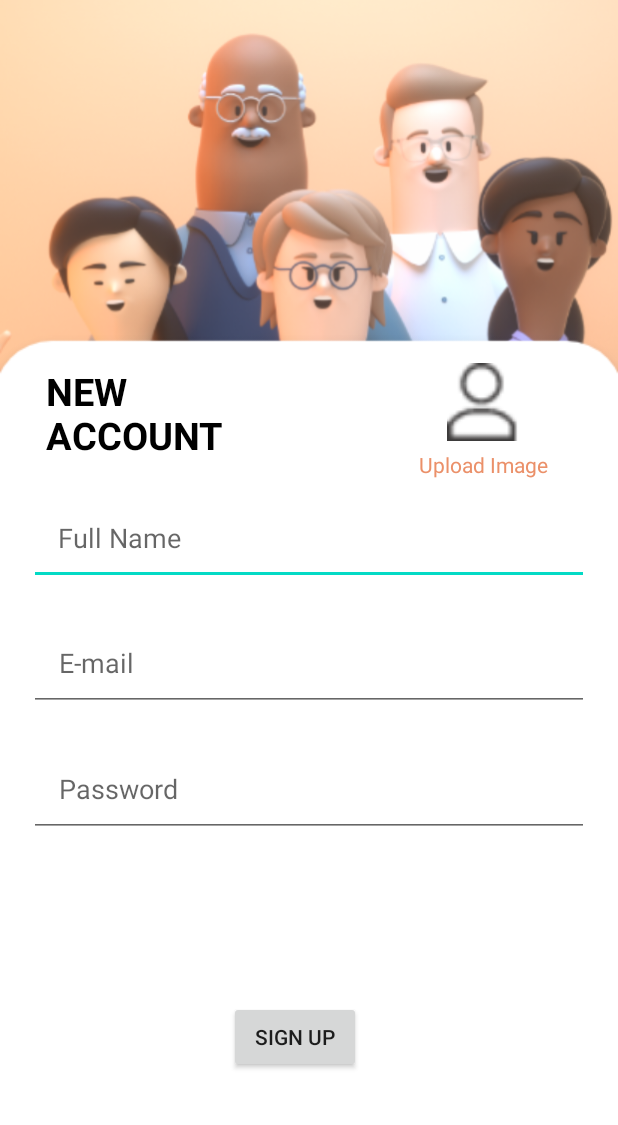
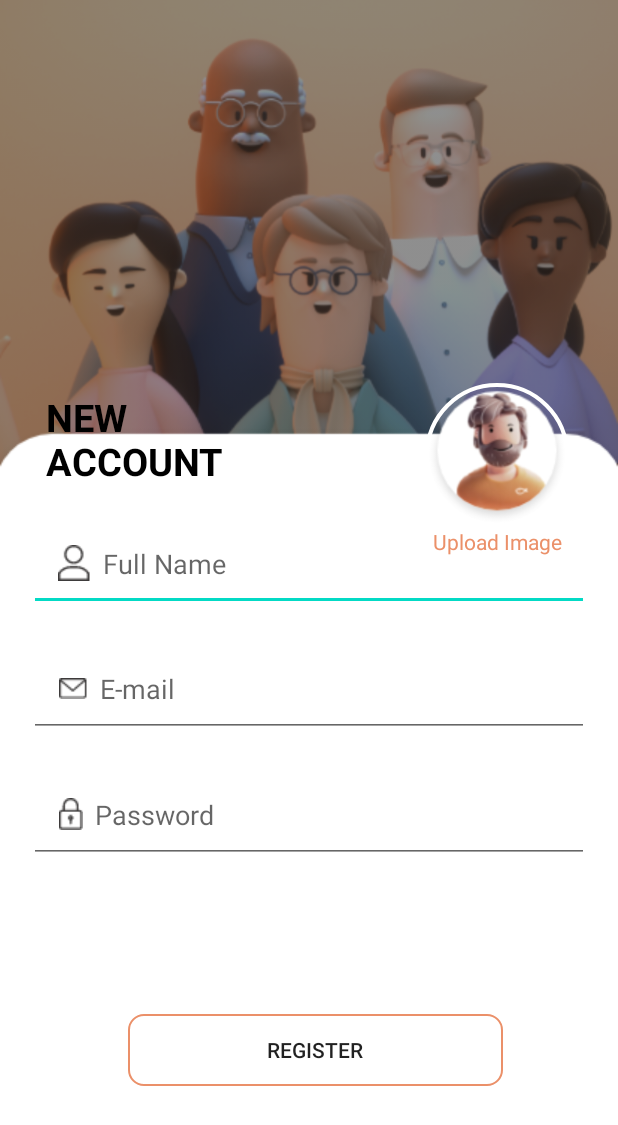
Before and after one commit to nawresfatma/authenticationFatma, an Android app: the MainActivity screen opened directly, with no data from a screen before it, on a phone screen of 412 x 824 dp. Shown: the top 1125 px of the screen. Run offline under Robolectric (Android 15) with nearby library versions, the phone set to English and light mode, and no system bars; our stand-ins replace CircleImageView, Firebase (no records; nobody signed in at launch, a user with empty details on screens opened directly); 1 statement that could not run was skipped.

Commit message:
final commits

```diff
--- a/app/build.gradle
+++ b/app/build.gradle
@@ -34,6 +34,7 @@ dependencies {
     implementation 'com.facebook.android:facebook-android-sdk:[5,6)'
     implementation 'com.google.firebase:firebase-storage:16.0.4'
     implementation 'com.google.android.material:material:1.2.1'
+    implementation 'de.hdodenhof:circleimageview:3.1.0'
     testImplementation 'junit:junit:4.12'
     androidTestImplementation 'androidx.test.ext:junit:1.1.2'
     androidTestImplementation 'androidx.test.espresso:espresso-core:3.3.0'
--- a/app/src/main/java/com/example/authenticationfatma/MainActivity.java
+++ b/app/src/main/java/com/example/authenticationfatma/MainActivity.java
@@ -171,7 +171,7 @@ public class MainActivity extends AppCompatActivity {
 
         }
     }
-   /*haja*/
+
     private void uploadPicture() {
          final ProgressDialog pd = new ProgressDialog(this);
          pd.setTitle("Uploading..");
@@ -183,7 +183,7 @@ public class MainActivity extends AppCompatActivity {
                 .addOnSuccessListener(new OnSuccessListener<UploadTask.TaskSnapshot>() {
                     @Override
                     public void onSuccess(UploadTask.TaskSnapshot taskSnapshot) {
-                        pd.dismiss();
+                        //pd.dismiss();
                    Snackbar.make(findViewById(android.R.id.content),"Image Uploaded.", Snackbar.LENGTH_LONG).show();
 
                     }
--- /dev/null
+++ b/app/src/main/res/drawable/but_login.xml
@@ -0,0 +1,6 @@
+<?xml version="1.0" encoding="utf-8"?>
+<shape xmlns:android="http://schemas.android.com/apk/res/android" android:shape="rectangle">
+    <stroke android:color="#000" android:width="1dp"/>
+    <corners android:radius="10dp"/>
+
+</shape>
--- /dev/null
+++ b/app/src/main/res/drawable/custom_but.xml
@@ -0,0 +1,7 @@
+<?xml version="1.0" encoding="utf-8"?>
+
+<shape xmlns:android="http://schemas.android.com/apk/res/android" android:shape="rectangle">
+<stroke android:color="#EB9069" android:width="1dp"/>
+    <corners android:radius="10dp"/>
+
+</shape>
--- a/app/src/main/res/layout/activity_login.xml
+++ b/app/src/main/res/layout/activity_login.xml
@@ -26,10 +26,11 @@
 
         android:layout_width="0dp"
         android:layout_height="675dp"
+        android:src="@drawable/rectangle"
         app:layout_constraintEnd_toEndOf="parent"
+        app:layout_constraintHorizontal_bias="0.0"
         app:layout_constraintStart_toStartOf="parent"
-        app:layout_constraintTop_toTopOf="@+id/guideline"
-        android:src="@drawable/rectangle" />
+        app:layout_constraintTop_toTopOf="@+id/guideline" />
 
     <TextView
         android:id="@+id/signIn"
@@ -46,14 +47,14 @@
 
     <Button
         android:id="@+id/button2"
-        android:layout_width="wrap_content"
+        android:layout_width="250dp"
         android:layout_height="wrap_content"
-        android:layout_marginTop="8dp"
-        android:background="#FFFF"
+        android:layout_marginTop="24dp"
+        android:background="@drawable/but_login"
         android:text="LOGIN"
         android:textColor="#130101"
         app:layout_constraintEnd_toEndOf="parent"
-        app:layout_constraintHorizontal_bias="0.492"
+        app:layout_constraintHorizontal_bias="0.496"
         app:layout_constraintStart_toStartOf="parent"
         app:layout_constraintTop_toBottomOf="@+id/Password" />
 
@@ -120,7 +121,9 @@
         android:layout_width="0dp"
         android:layout_height="55dp"
         android:layout_marginTop="8dp"
+
         app:layout_constraintEnd_toEndOf="@+id/login_button"
+        app:layout_constraintHorizontal_bias="1.0"
         app:layout_constraintStart_toStartOf="@+id/login_button"
         app:layout_constraintTop_toBottomOf="@+id/login_button" />
 
@@ -132,6 +135,7 @@
         android:layout_marginTop="8dp"
         app:layout_constraintEnd_toEndOf="parent"
         app:layout_constraintStart_toStartOf="parent"
+
         app:layout_constraintTop_toBottomOf="@+id/textView4" />
 
     <TextView
--- a/app/src/main/res/layout/activity_main.xml
+++ b/app/src/main/res/layout/activity_main.xml
@@ -6,12 +6,13 @@
     android:layout_height="match_parent"
     app:barrierAllowsGoneWidgets="false">
 
+
     <androidx.constraintlayout.widget.Guideline
         android:id="@+id/guideline2"
         android:layout_width="wrap_content"
         android:layout_height="wrap_content"
         android:orientation="horizontal"
-        app:layout_constraintGuide_begin="238dp" />
+        app:layout_constraintGuide_percent="0.31" />
 
     <androidx.constraintlayout.widget.Guideline
         android:id="@+id/guideline"
@@ -33,6 +34,19 @@
         app:layout_constraintTop_toTopOf="parent"
         app:layout_constraintVertical_bias="0.057"
         android:src="@drawable/family" />
+    <ImageView
+        android:id="@+id/shadow"
+        android:layout_width="wrap_content"
+        android:layout_height="wrap_content"
+        android:scaleType="fitXY"
+        app:layout_constraintBottom_toTopOf="@+id/imageView4"
+        app:layout_constraintEnd_toEndOf="parent"
+        app:layout_constraintHorizontal_bias="0.0"
+        app:layout_constraintStart_toStartOf="parent"
+        app:layout_constraintTop_toTopOf="parent"
+        app:layout_constraintVertical_bias="0.057"
+        android:src="@drawable/shadow" />
+
 
     <ImageView
         android:id="@+id/imageView4"
@@ -49,7 +63,7 @@
         android:layout_width="wrap_content"
         android:layout_height="wrap_content"
         android:orientation="horizontal"
-        app:layout_constraintGuide_percent="0.21" />
+        app:layout_constraintGuide_end="589dp" />
 
     <TextView
         android:id="@+id/textView"
@@ -74,6 +88,9 @@
         android:layout_marginTop="72dp"
         android:ems="10"
         android:hint="Full Name"
+        android:drawableStart="@drawable/user"
+        android:drawableLeft="@drawable/user"
+        android:drawablePadding="8dp"
         android:inputType="textPersonName"
         android:padding="19dp"
         app:layout_constraintEnd_toEndOf="parent"
@@ -88,6 +105,9 @@
         android:layout_margin="19dp"
         android:ems="10"
         android:hint="E-mail"
+        android:drawableStart="@drawable/email"
+        android:drawableLeft="@drawable/email"
+        android:drawablePadding="8dp"
         android:inputType="textEmailAddress"
         android:padding="20dp"
         app:layout_constraintEnd_toEndOf="parent"
@@ -104,6 +124,9 @@
         android:layout_marginTop="48dp"
         android:ems="10"
         android:hint="Password"
+        android:drawableStart="@drawable/password"
+        android:drawableLeft="@drawable/password"
+        android:drawablePadding="8dp"
         android:inputType="textPassword"
         android:padding="20dp"
         app:layout_constraintEnd_toEndOf="parent"
@@ -114,31 +137,36 @@
 
     <Button
         android:id="@+id/button"
-        android:layout_width="wrap_content"
+        android:layout_width="250dp"
         android:layout_height="wrap_content"
-        android:text="Sign up"
+        android:text="Register"
         app:layout_constraintBottom_toBottomOf="parent"
         app:layout_constraintEnd_toEndOf="parent"
         app:layout_constraintHorizontal_bias="0.417"
         app:layout_constraintStart_toStartOf="@+id/guideline"
-        app:layout_constraintTop_toBottomOf="@+id/Password" />
+        app:layout_constraintTop_toBottomOf="@+id/Password"
+        android:background="@drawable/custom_but"/>
 
-    <ImageView
+    <de.hdodenhof.circleimageview.CircleImageView
         android:id="@+id/profileimage"
-        android:layout_width="69dp"
-        android:layout_height="52dp"
-        android:layout_marginTop="4dp"
+        android:layout_width="96dp"
+        android:layout_height="96dp"
+        android:layout_centerInParent="true"
+        android:src="@drawable/profilepic"
+        app:civ_border_color="#FFFF"
+        app:civ_border_width="2.5dp"
+        app:layout_constraintBottom_toBottomOf="parent"
         app:layout_constraintEnd_toEndOf="parent"
-        app:layout_constraintHorizontal_bias="0.703"
+        app:layout_constraintHorizontal_bias="0.796"
         app:layout_constraintStart_toEndOf="@+id/textView"
-        app:layout_constraintTop_toBottomOf="@+id/guideline2"
-        android:src="@drawable/user" />
+        app:layout_constraintTop_toTopOf="@+id/guideline2"
+        app:layout_constraintVertical_bias="0.0"
+         />
 
     <TextView
         android:id="@+id/upload"
         android:layout_width="wrap_content"
         android:layout_height="wrap_content"
-        android:layout_marginTop="6dp"
         android:text="Upload Image"
         android:textColor="#EB9069"
         app:layout_constraintEnd_toEndOf="@+id/profileimage"
```
Also changed, not shown: app/src/main/res/drawable/profilepic.png (added), app/src/main/res/drawable/shadow.png (added).
